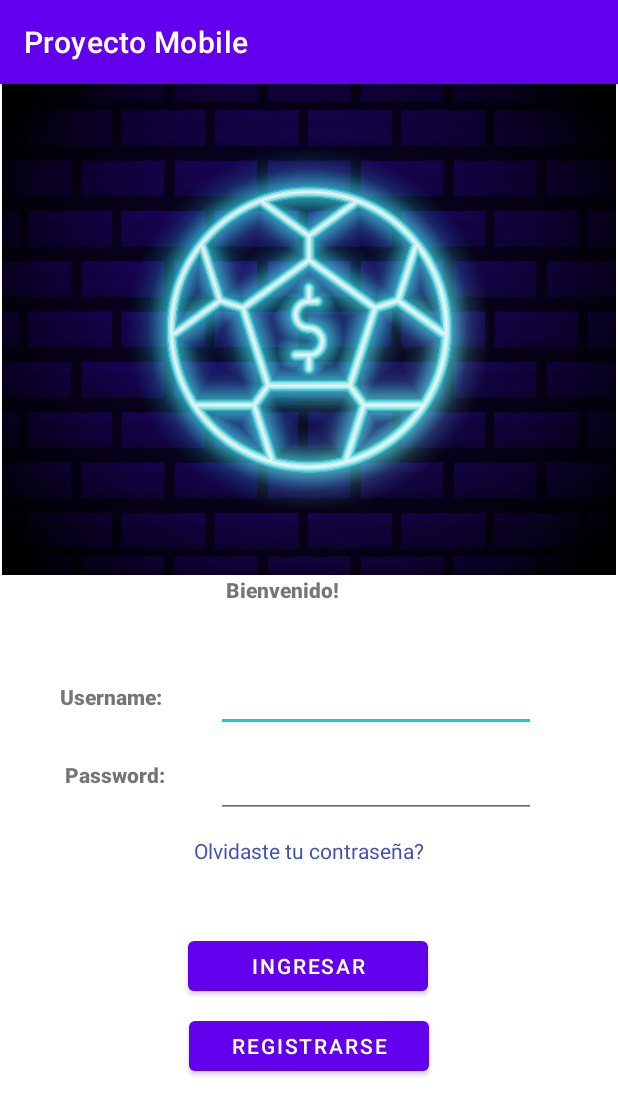
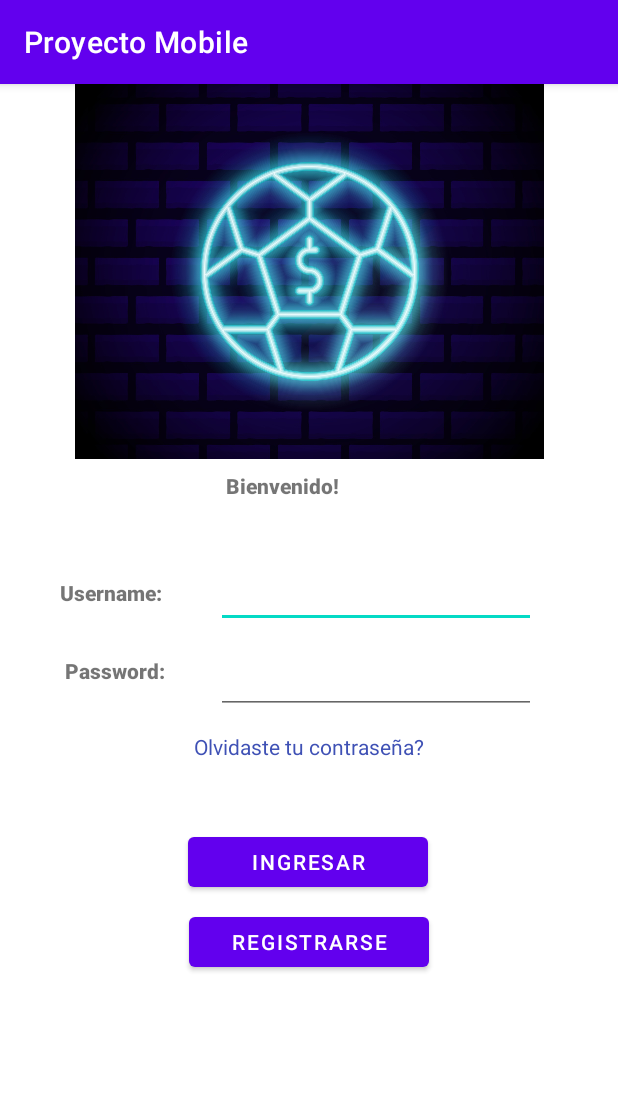
Before and after one commit to Diego377/Proyecto-mobile, an Android app: the screen it shows after launch (LoginActivity), on a phone screen of 412 x 824 dp. Shown: the top 1115 px of the screen. Run offline under Robolectric (Android 15) with nearby library versions, the phone set to English and light mode, and no system bars.

Commit message:
Merged Login and GamesInfo

```diff
--- a/app/src/main/AndroidManifest.xml
+++ b/app/src/main/AndroidManifest.xml
@@ -15,6 +15,9 @@
 <!--            android:name=".infoPartidos"-->
 <!--            android:exported="false" />-->
         <activity
+            android:name=".GamesInfo"
+            android:exported="false" />
+        <activity
             android:name=".MainActivity"
             android:exported="false" />
         <activity
--- a/app/src/main/java/com/example/proyectomobile/LoginActivity.kt
+++ b/app/src/main/java/com/example/proyectomobile/LoginActivity.kt
@@ -31,7 +31,7 @@ class LoginActivity : AppCompatActivity() {
             if(VerifyLogin(username.text.toString(), password.text.toString())) {
                 textChange.text = "Credenciales Correctas!"
                 Thread.sleep(3000);
-                val nextActivity = Intent(this, MainActivity::class.java)
+                val nextActivity = Intent(this, GamesInfo::class.java)
                 startActivity(nextActivity)
             }else{
                 textChange.text = "Nombre de usuario o contraseña incorrecto!"
--- a/app/src/main/java/com/example/proyectomobile/MainActivity.kt
+++ b/app/src/main/java/com/example/proyectomobile/MainActivity.kt
@@ -9,6 +9,7 @@ import kotlinx.coroutines.launch
 import retrofit2.Call
 import retrofit2.Callback
 import retrofit2.Response
+import androidx.appcompat.app.AppCompatActivity
 
 class MainActivity : AppCompatActivity() {
     override fun onCreate(savedInstanceState: Bundle?) {
--- a/app/src/main/res/layout/activity_login.xml
+++ b/app/src/main/res/layout/activity_login.xml
@@ -61,18 +61,19 @@
         android:id="@+id/welcomeText"
         android:layout_width="118dp"
         android:layout_height="27dp"
+        android:layout_marginTop="8dp"
         android:fontFamily="sans-serif-black"
         android:text="Bienvenido!"
         android:textAlignment="center"
         app:layout_constraintEnd_toEndOf="parent"
-        app:layout_constraintHorizontal_bias="0.441"
+        app:layout_constraintHorizontal_bias="0.44"
         app:layout_constraintStart_toStartOf="parent"
         app:layout_constraintTop_toBottomOf="@+id/imageView" />
 
     <ImageView
         android:id="@+id/imageView"
-        android:layout_width="428dp"
-        android:layout_height="327dp"
+        android:layout_width="422dp"
+        android:layout_height="250dp"
         app:layout_constraintEnd_toEndOf="parent"
         app:layout_constraintHorizontal_bias="0.529"
         app:layout_constraintStart_toStartOf="parent"
```
